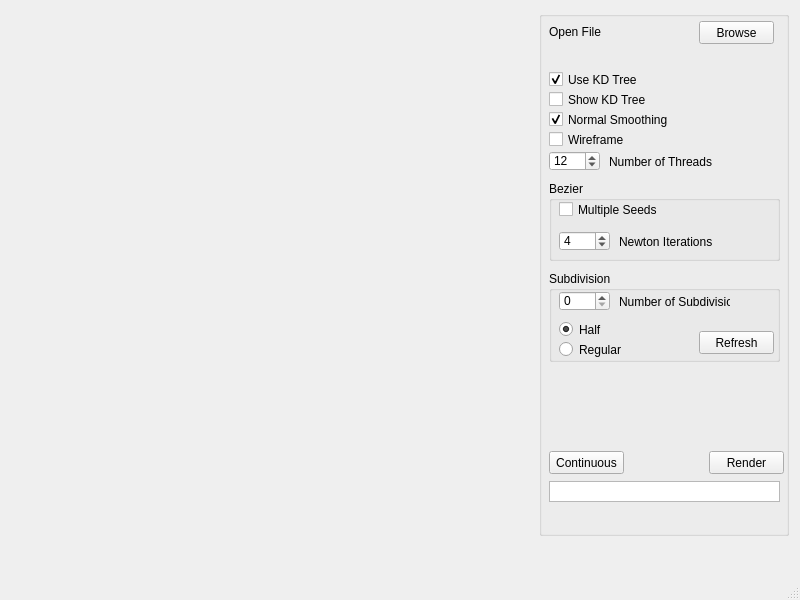
First picture: the form in mainwindow.ui, repository georgidunchev/RTBezie1, before the edit.
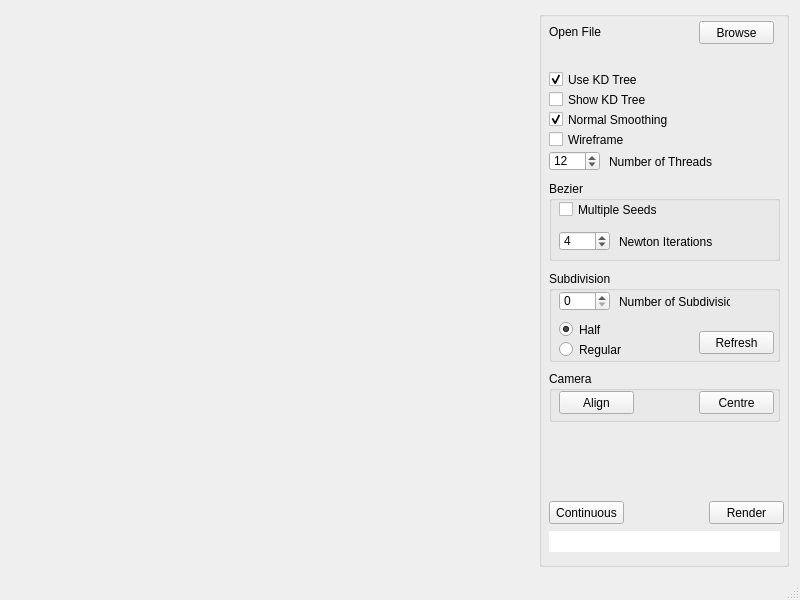
Second picture: the form after the edit. Custom widgets are drawn as their Qt base class.

Commit message: Fix some memory leaks Modify camera movement + additional UI controls

Diff of the .ui file:
```diff
--- a/mainwindow.ui
+++ b/mainwindow.ui
@@ -22,6 +22,12 @@
     <height>600</height>
    </size>
   </property>
+  <property name="maximumSize">
+   <size>
+    <width>800</width>
+    <height>600</height>
+   </size>
+  </property>
   <property name="mouseTracking">
    <bool>false</bool>
   </property>
@@ -29,15 +35,24 @@
    <string>MainWindow</string>
   </property>
   <widget class="QWidget" name="centralWidget">
+   <property name="enabled">
+    <bool>true</bool>
+   </property>
    <property name="maximumSize">
     <size>
      <width>800</width>
-     <height>547</height>
+     <height>600</height>
     </size>
    </property>
    <layout class="QVBoxLayout" name="verticalLayout">
+    <property name="sizeConstraint">
+     <enum>QLayout::SetMaximumSize</enum>
+    </property>
     <item>
      <layout class="QHBoxLayout" name="horizontalLayout">
+      <property name="sizeConstraint">
+       <enum>QLayout::SetFixedSize</enum>
+      </property>
       <item>
        <spacer name="horizontalSpacer">
         <property name="orientation">
@@ -67,7 +82,7 @@
       <item>
        <widget class="QGroupBox" name="groupBox">
         <property name="sizePolicy">
-         <sizepolicy hsizetype="Fixed" vsizetype="Expanding">
+         <sizepolicy hsizetype="Fixed" vsizetype="Preferred">
           <horstretch>0</horstretch>
           <verstretch>0</verstretch>
          </sizepolicy>
@@ -75,7 +90,7 @@
         <property name="minimumSize">
          <size>
           <width>250</width>
-          <height>0</height>
+          <height>500</height>
          </size>
         </property>
         <property name="layoutDirection">
@@ -104,7 +119,7 @@
          <property name="geometry">
           <rect>
            <x>170</x>
-           <y>440</y>
+           <y>490</y>
            <width>75</width>
            <height>23</height>
           </rect>
@@ -120,7 +135,7 @@
          <property name="geometry">
           <rect>
            <x>10</x>
-           <y>440</y>
+           <y>490</y>
            <width>75</width>
            <height>23</height>
           </rect>
@@ -133,14 +148,26 @@
          </property>
         </widget>
         <widget class="QTextBrowser" name="Output">
+         <property name="enabled">
+          <bool>true</bool>
+         </property>
          <property name="geometry">
           <rect>
            <x>10</x>
-           <y>470</y>
+           <y>520</y>
            <width>231</width>
            <height>21</height>
           </rect>
          </property>
+         <property name="autoFillBackground">
+          <bool>true</bool>
+         </property>
+         <property name="frameShape">
+          <enum>QFrame::NoFrame</enum>
+         </property>
+         <property name="frameShadow">
+          <enum>QFrame::Plain</enum>
+         </property>
          <property name="verticalScrollBarPolicy">
           <enum>Qt::ScrollBarAlwaysOff</enum>
          </property>
@@ -405,6 +432,45 @@
           </property>
          </widget>
         </widget>
+        <widget class="QGroupBox" name="groupBox_3">
+         <property name="geometry">
+          <rect>
+           <x>10</x>
+           <y>360</y>
+           <width>231</width>
+           <height>51</height>
+          </rect>
+         </property>
+         <property name="title">
+          <string>Camera</string>
+         </property>
+         <widget class="QPushButton" name="butResetCamera">
+          <property name="geometry">
+           <rect>
+            <x>10</x>
+            <y>20</y>
+            <width>75</width>
+            <height>23</height>
+           </rect>
+          </property>
+          <property name="text">
+           <string>Align</string>
+          </property>
+         </widget>
+         <widget class="QPushButton" name="butLookAtCentre">
+          <property name="geometry">
+           <rect>
+            <x>150</x>
+            <y>20</y>
+            <width>75</width>
+            <height>23</height>
+           </rect>
+          </property>
+          <property name="text">
+           <string>Centre</string>
+          </property>
+         </widget>
+        </widget>
        </widget>
       </item>
      </layout>
```
Left out of the diff: 2 changed lines with no effect on the pictures. The commit also changes 20 other files.
